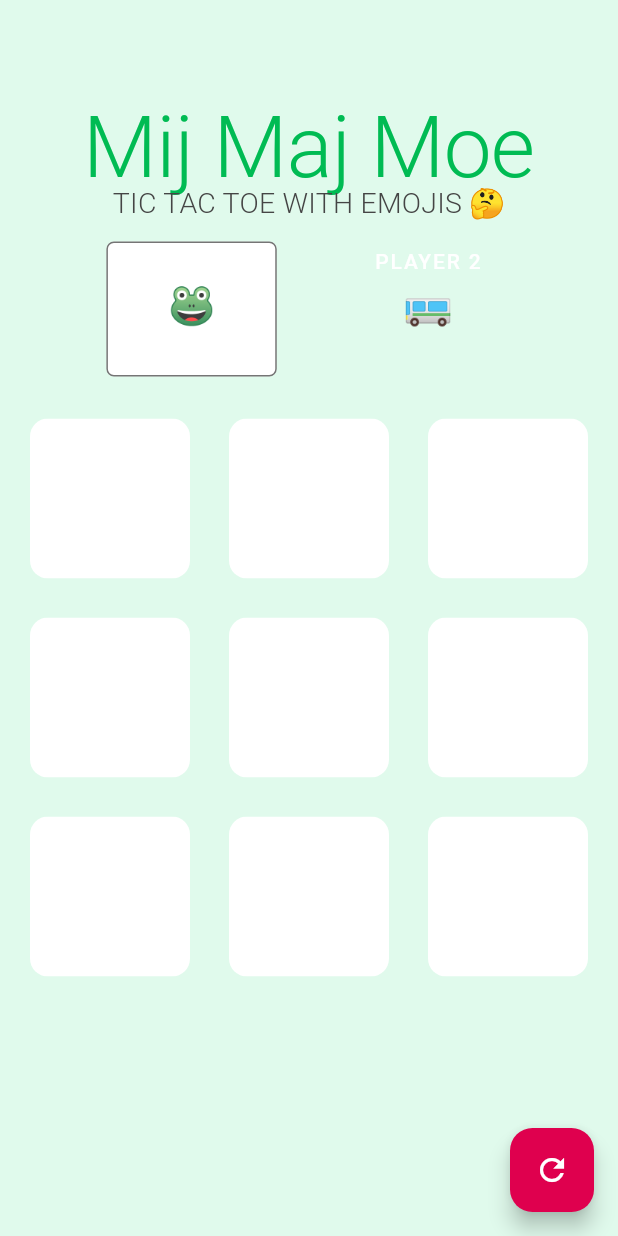
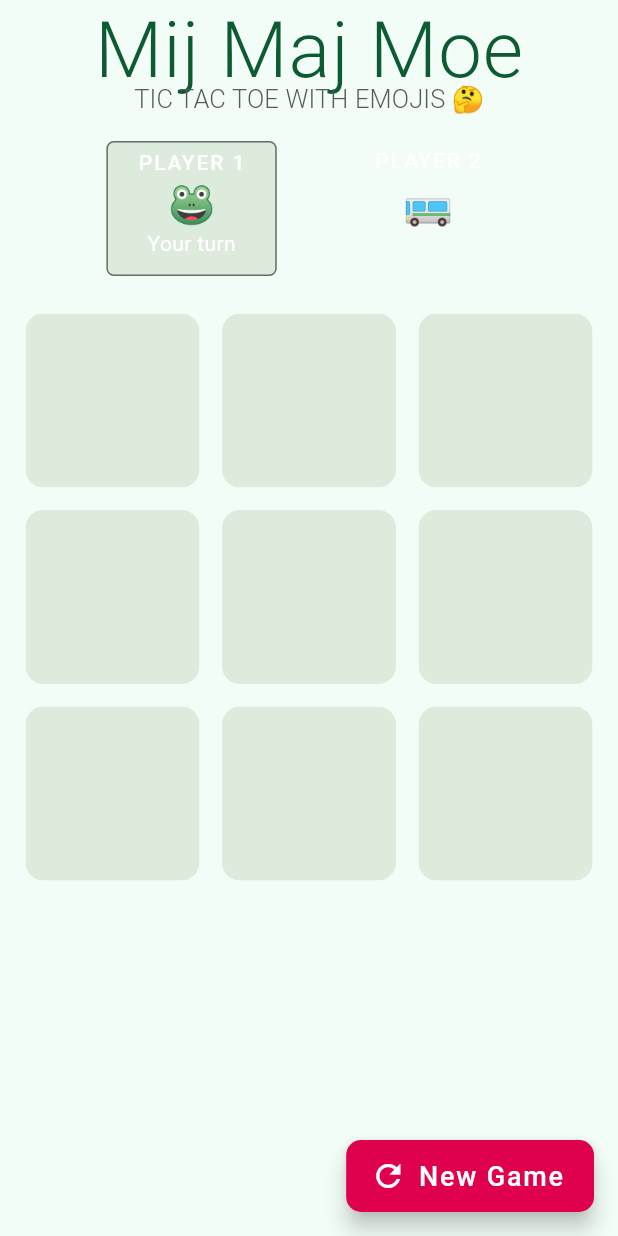
Before and after one commit to stevebatcup/mijmajmoe, a Flutter app: the screen it shows after launch, on a phone screen of 412 x 824 dp. Run offline on Flutter 3.47's test engine with Material 2 defaults, Android fonts, the phone set to English and light mode, and no system bars; our stand-ins replace audioplayers, google_fonts; Roboto replaces fonts that are missing (Modak).

Commit message:
last few changes before relase 1.0.0

```diff
--- a/lib/componenets/square_tile.dart
+++ b/lib/componenets/square_tile.dart
@@ -15,7 +15,7 @@
     Color inactiveColor = Theme.of(context).colorScheme.surface;
     Color activeColor = Theme.of(context).colorScheme.primaryVariant;
     return Padding(
-      padding: const EdgeInsets.all(8.0),
+      padding: const EdgeInsets.all(5.0),
       child: GestureDetector(
         onTap: () {
           if (!tapped) {
@@ -27,12 +27,11 @@
           child: ClipRRect(
             borderRadius: BorderRadius.circular(12.0),
             child: Container(
-              height: 120.0,
               color: tapped ? activeColor : inactiveColor,
               child: Center(
                 child: Text(
                   character,
-                  style: TextStyle(fontSize: 50.0),
+                  style: TextStyle(fontSize: 48.0),
                 ),
               ),
             ),
--- a/lib/main.dart
+++ b/lib/main.dart
@@ -6,8 +6,8 @@
 import 'package:provider/provider.dart';
 import 'package:google_fonts/google_fonts.dart';
 
-const Color primaryColor = Color(0xFF00bb53);
-const Color onBackgroundColor = Color(0XFF454545);
+const Color primaryColor = Color(0xFF0B5C30);
+const Color onBackgroundColor = Color(0xFF5A5A5A);
 
 void main() {
   WidgetsFlutterBinding.ensureInitialized();
@@ -20,40 +20,43 @@
   final Player player2 = Player(playerIndex: 2, character: '🚌');
   final ColorScheme colorScheme = ColorScheme(
     primary: primaryColor,
-    primaryVariant: Color(0xFF00DF8F),
+    primaryVariant: Color(0xFF69C090),
     secondary: Color(0xFFdf004e),
-    secondaryVariant: Color(0XFF930044),
-    surface: Color(0XFFFFFFFF),
-    background: Color(0XFFe0faec),
-    error: Color(0XFF9100df),
-    onPrimary: Color(0XFFFFFFFF),
-    onSecondary: Color(0XFFFFFFFF),
-    onSurface: Color(0XFF454545),
+    secondaryVariant: Color(0xFF930044),
+    surface: Color(0xFFDCEBDC),
+    background: Color(0xFFF2FDF7),
+    error: Color(0xFF9100df),
+    onPrimary: Color(0xFFFFFFFF),
+    onSecondary: Color(0xFFFFFFFF),
+    onSurface: Color(0xFF454545),
     onBackground: onBackgroundColor,
-    onError: Color(0XFFFFFFFF),
+    onError: Color(0xFFFFFFFF),
     brightness: Brightness.dark,
   );
   final TextTheme textTheme = TextTheme(
     headline1: GoogleFonts.modak(
         fontSize: 91, fontWeight: FontWeight.w300, letterSpacing: -1.5),
     headline2: GoogleFonts.modak(
-        fontSize: 57,
+        fontSize: 52,
         fontWeight: FontWeight.w300,
-        letterSpacing: -0.5,
+        letterSpacing: 0.6,
         height: 0.5,
+        shadows: [
+          Shadow(color: Colors.white, blurRadius: 4.0),
+        ],
         color: primaryColor),
     headline3: GoogleFonts.modak(fontSize: 45, fontWeight: FontWeight.w400),
     headline4: GoogleFonts.modak(
         fontSize: 32, fontWeight: FontWeight.w400, letterSpacing: 0.25),
     headline5: GoogleFonts.modak(
-      fontSize: 23,
+      fontSize: 21,
       fontWeight: FontWeight.w400,
       color: onBackgroundColor,
     ),
     headline6: GoogleFonts.roboto(
-        fontSize: 19,
+        fontSize: 17,
         fontWeight: FontWeight.w300,
-        letterSpacing: 0.15,
+        letterSpacing: 0.1,
         color: onBackgroundColor),
     subtitle1: GoogleFonts.modak(
         fontSize: 15, fontWeight: FontWeight.w400, letterSpacing: 0.15),
@@ -92,7 +95,10 @@
               primarySwatch: Colors.blue,
               visualDensity: VisualDensity.adaptivePlatformDensity,
             ),
-            home: GridScreen(),
+            home: Container(
+              child: GridScreen(),
+              color: colorScheme.background,
+            ),
           );
         });
   }
--- a/lib/screens/choose_emoji_screen.dart
+++ b/lib/screens/choose_emoji_screen.dart
@@ -34,8 +34,8 @@
                 child: GridView.builder(
                   shrinkWrap: true,
                   gridDelegate: SliverGridDelegateWithFixedCrossAxisCount(
-                    mainAxisSpacing: 1.0,
-                    crossAxisSpacing: 1.0,
+                    mainAxisSpacing: 0.6,
+                    crossAxisSpacing: 0.6,
                     crossAxisCount: 5,
                   ),
                   itemBuilder: (context, i) {
@@ -64,7 +64,7 @@
                             child: Center(
                               child: Text(
                                 emojiOptions[i].character,
-                                style: TextStyle(fontSize: 38.0),
+                                style: TextStyle(fontSize: 34.0),
                                 textAlign: TextAlign.center,
                               ),
                             ),
--- a/lib/screens/grid_screen.dart
+++ b/lib/screens/grid_screen.dart
@@ -166,36 +166,47 @@
 
   @override
   Widget build(BuildContext context) {
-    return Scaffold(
+    return SafeArea(
+      child: Scaffold(
         backgroundColor: Theme.of(context).colorScheme.background,
-      floatingActionButton: FloatingActionButton(
+        floatingActionButton: FloatingActionButton.extended(
           onPressed: showNewGameDialog,
           shape: RoundedRectangleBorder(
             borderRadius: BorderRadius.all(
               Radius.circular(
-              15.0,
+                10.0,
               ),
             ),
           ),
-        child: Icon(Icons.refresh),
+          label: Text(
+            'New Game',
+            style: TextStyle(fontSize: 18),
+          ),
+          icon: Icon(Icons.refresh),
         ),
         body: Padding(
           padding: const EdgeInsets.symmetric(horizontal: 12.0),
           child: Column(
             children: [
               SizedBox(
-              height: 95.0,
+                height: 30.0,
               ),
               Flexible(
-                child: Text('Mij Maj Moe',
-                    style: Theme.of(context).textTheme.headline2)),
-            Text(
+                child: Text(
+                  'Mij Maj Moe',
+                  style: Theme.of(context).textTheme.headline2,
+                ),
+              ),
+              Visibility(
+                visible: MediaQuery.of(context).size.height > 568,
+                child: Text(
                   'Tic Tac Toe with Emojis 🤔'.toUpperCase(),
                   textAlign: TextAlign.center,
                   style: Theme.of(context).textTheme.headline6,
                 ),
+              ),
               SizedBox(
-              height: 15.0,
+                height: 18.0,
               ),
               Visibility(
                 visible: !gameOver,
@@ -312,8 +323,8 @@
                   physics: NeverScrollableScrollPhysics(),
                   shrinkWrap: true,
                   gridDelegate: SliverGridDelegateWithFixedCrossAxisCount(
-                  mainAxisSpacing: 10.0,
-                  crossAxisSpacing: 10.0,
+                    mainAxisSpacing: 5.0,
+                    crossAxisSpacing: 5.0,
                     crossAxisCount: 3,
                   ),
                   itemBuilder: (context, i) {
@@ -325,6 +336,7 @@
             ],
           ),
         ),
+      ),
     );
   }
 }
--- a/lib/screens/new_game_dialog.dart
+++ b/lib/screens/new_game_dialog.dart
@@ -33,10 +33,10 @@
                       child: Container(
                         color: Colors.transparent,
                         padding: EdgeInsets.only(
-                            bottom: 15.0, top: 5.0, left: 10.0, right: 10.0),
+                            bottom: 15.0, top: 5.0, left: 2.0, right: 2.0),
                         child: Text(
                           playerProvider.player1.character,
-                          style: TextStyle(fontSize: 50.0),
+                          style: TextStyle(fontSize: 42.5),
                         ),
                       ),
                     ),
@@ -55,10 +55,10 @@
                       child: Container(
                         color: Colors.transparent,
                         padding: EdgeInsets.only(
-                            bottom: 15.0, top: 5.0, left: 10.0, right: 10.0),
+                            bottom: 15.0, top: 5.0, left: 2.0, right: 2.0),
                         child: Text(
                           playerProvider.player2.character,
-                          style: TextStyle(fontSize: 50.0),
+                          style: TextStyle(fontSize: 42.5),
                         ),
                       ),
                     ),
```
Lines whose indentation alone changed are shown as unchanged.
